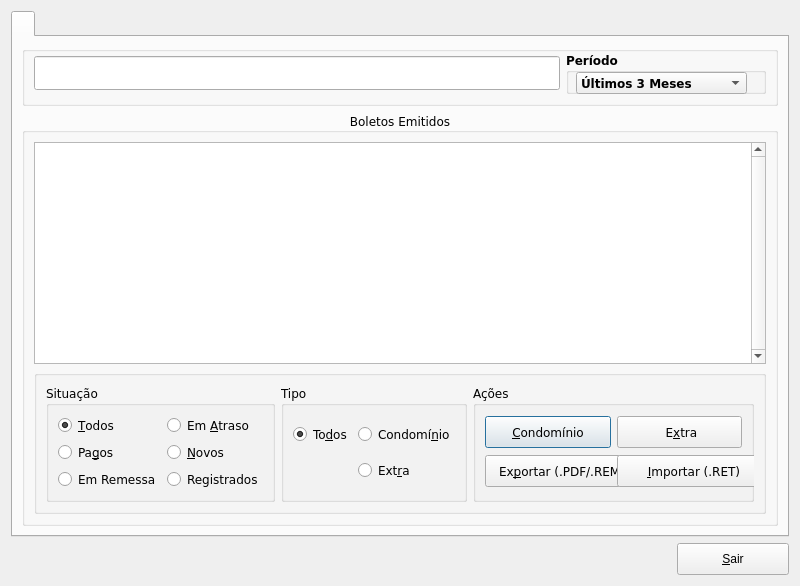
MarcoBueno1/qrad, file Projects/Blink/Plugins/financier/managerticket.ui: the form before one commit.
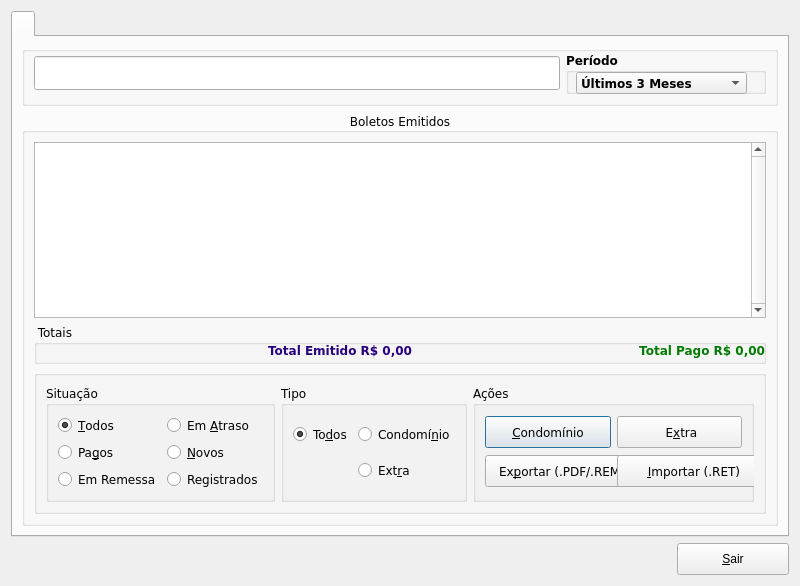
The form after the commit. Icons and pictures are not drawn. Custom widgets are drawn as their Qt base class.

Diff of the .ui file:
```diff
--- a/Projects/Blink/Plugins/financier/managerticket.ui
+++ b/Projects/Blink/Plugins/financier/managerticket.ui
@@ -60,7 +60,7 @@
           <set>Qt::AlignCenter</set>
          </property>
          <layout class="QGridLayout" name="gridLayout">
-          <item row="1" column="0">
+          <item row="2" column="0">
            <widget class="QGroupBox" name="groupBox_3">
             <property name="minimumSize">
              <size>
@@ -282,6 +282,76 @@
             </attribute>
            </widget>
           </item>
+          <item row="1" column="0">
+           <widget class="QGroupBox" name="groupBoxTotais">
+            <property name="minimumSize">
+             <size>
+              <width>0</width>
+              <height>40</height>
+             </size>
+            </property>
+            <property name="title">
+             <string> Totais</string>
+            </property>
+            <widget class="QWidget" name="">
+             <property name="geometry">
+              <rect>
+               <x>30</x>
+               <y>17</y>
+               <width>701</width>
+               <height>20</height>
+              </rect>
+             </property>
+             <layout class="QHBoxLayout" name="horizontalLayout_2">
+              <item>
+               <widget class="QLabel" name="labelTotalEmitido">
+                <property name="font">
+                 <font>
+                  <weight>75</weight>
+                  <bold>true</bold>
+                 </font>
+                </property>
+                <property name="styleSheet">
+                 <string notr="true">color: rgb(41, 0, 125);</string>
+                </property>
+                <property name="text">
+                 <string>Total Emitido R$ 0,00</string>
+                </property>
+                <property name="alignment">
+                 <set>Qt::AlignRight|Qt::AlignTrailing|Qt::AlignVCenter</set>
+                </property>
+                <property name="textInteractionFlags">
+                 <set>Qt::LinksAccessibleByMouse|Qt::TextSelectableByMouse</set>
+                </property>
+               </widget>
+              </item>
+              <item>
+               <widget class="QLabel" name="labelTotalPago">
+                <property name="font">
+                 <font>
+                  <pointsize>9</pointsize>
+                  <weight>75</weight>
+                  <bold>true</bold>
+                 </font>
+                </property>
+                <property name="styleSheet">
+                 <string notr="true">color: rgb(0, 122, 0);</string>
+                </property>
+                <property name="text">
+                 <string>Total Pago R$ 0,00</string>
+                </property>
+                <property name="alignment">
+                 <set>Qt::AlignRight|Qt::AlignTrailing|Qt::AlignVCenter</set>
+                </property>
+                <property name="textInteractionFlags">
+                 <set>Qt::LinksAccessibleByMouse|Qt::TextSelectableByMouse</set>
+                </property>
+               </widget>
+              </item>
+             </layout>
+            </widget>
+           </widget>
+          </item>
          </layout>
         </widget>
        </item>
```
